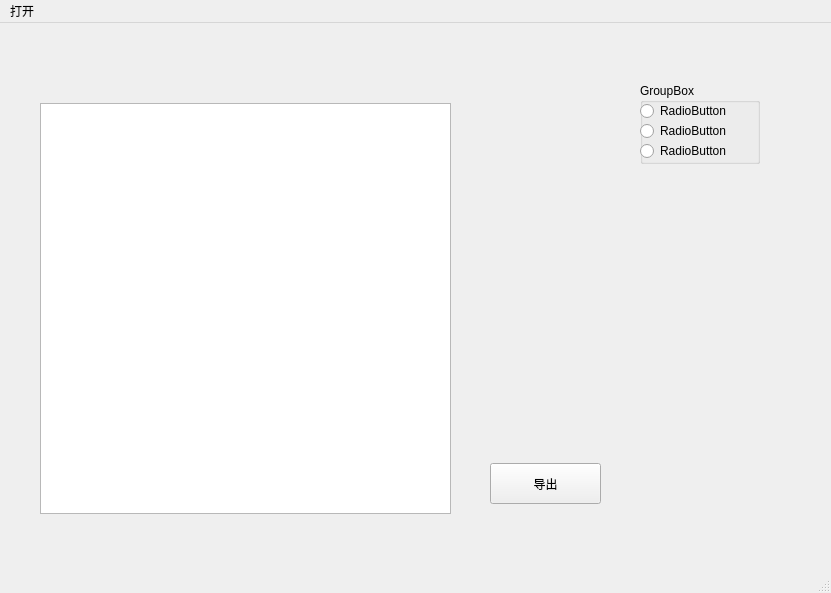
realalanc/MSI-Machine-Learning, file tool/causalfind.ui: the form before one commit.
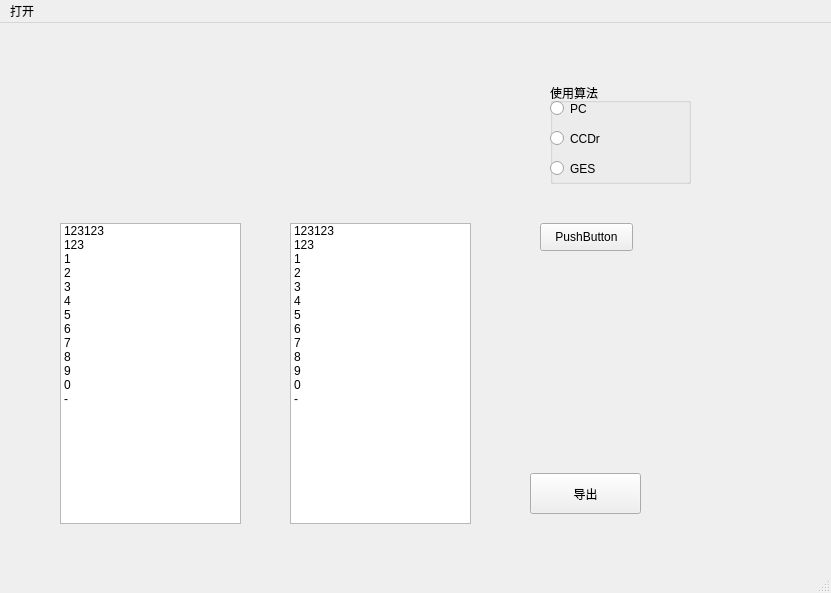
The form after the commit.

```diff
--- a/tool/causalfind.ui
+++ b/tool/causalfind.ui
@@ -14,39 +14,29 @@
    <string>biological causal discovery</string>
   </property>
   <widget class="QWidget" name="centralwidget">
-   <widget class="QGraphicsView" name="graphicsView">
-    <property name="geometry">
-     <rect>
-      <x>40</x>
-      <y>80</y>
-      <width>411</width>
-      <height>411</height>
-     </rect>
-    </property>
-   </widget>
    <widget class="QGroupBox" name="groupBox">
     <property name="geometry">
      <rect>
-      <x>640</x>
+      <x>550</x>
       <y>60</y>
-      <width>120</width>
-      <height>81</height>
+      <width>141</width>
+      <height>101</height>
      </rect>
     </property>
     <property name="title">
-     <string>GroupBox</string>
+     <string>使用算法</string>
     </property>
     <widget class="QRadioButton" name="radioButton">
      <property name="geometry">
       <rect>
        <x>0</x>
-       <y>20</y>
-       <width>93</width>
-       <height>16</height>
+       <y>10</y>
+       <width>101</width>
+       <height>31</height>
       </rect>
      </property>
      <property name="text">
-      <string>RadioButton</string>
+      <string>PC</string>
      </property>
     </widget>
     <widget class="QRadioButton" name="radioButton_2">
@@ -54,33 +44,33 @@
       <rect>
        <x>0</x>
        <y>40</y>
-       <width>93</width>
-       <height>16</height>
+       <width>101</width>
+       <height>31</height>
       </rect>
      </property>
      <property name="text">
-      <string>RadioButton</string>
+      <string>CCDr</string>
      </property>
     </widget>
     <widget class="QRadioButton" name="radioButton_3">
      <property name="geometry">
       <rect>
        <x>0</x>
-       <y>60</y>
-       <width>93</width>
-       <height>16</height>
+       <y>70</y>
+       <width>101</width>
+       <height>31</height>
       </rect>
      </property>
      <property name="text">
-      <string>RadioButton</string>
+      <string>GES</string>
      </property>
     </widget>
    </widget>
    <widget class="QPushButton" name="pushButton">
     <property name="geometry">
      <rect>
-      <x>490</x>
-      <y>440</y>
+      <x>530</x>
+      <y>450</y>
       <width>111</width>
       <height>41</height>
      </rect>
@@ -99,6 +89,169 @@
      </rect>
     </property>
    </widget>
+   <widget class="QListWidget" name="listWidget">
+    <property name="geometry">
+     <rect>
+      <x>60</x>
+      <y>200</y>
+      <width>181</width>
+      <height>301</height>
+     </rect>
+    </property>
+    <item>
+     <property name="text">
+      <string>123123</string>
+     </property>
+    </item>
+    <item>
+     <property name="text">
+      <string>123</string>
+     </property>
+    </item>
+    <item>
+     <property name="text">
+      <string>1</string>
+     </property>
+    </item>
+    <item>
+     <property name="text">
+      <string>2</string>
+     </property>
+    </item>
+    <item>
+     <property name="text">
+      <string>3</string>
+     </property>
+    </item>
+    <item>
+     <property name="text">
+      <string>4</string>
+     </property>
+    </item>
+    <item>
+     <property name="text">
+      <string>5</string>
+     </property>
+    </item>
+    <item>
+     <property name="text">
+      <string>6</string>
+     </property>
+    </item>
+    <item>
+     <property name="text">
+      <string>7</string>
+     </property>
+    </item>
+    <item>
+     <property name="text">
+      <string>8</string>
+     </property>
+    </item>
+    <item>
+     <property name="text">
+      <string>9</string>
+     </property>
+    </item>
+    <item>
+     <property name="text">
+      <string>0</string>
+     </property>
+    </item>
+    <item>
+     <property name="text">
+      <string>-</string>
+     </property>
+    </item>
+   </widget>
+   <widget class="QListWidget" name="listWidget_2">
+    <property name="geometry">
+     <rect>
+      <x>290</x>
+      <y>200</y>
+      <width>181</width>
+      <height>301</height>
+     </rect>
+    </property>
+    <item>
+     <property name="text">
+      <string>123123</string>
+     </property>
+    </item>
+    <item>
+     <property name="text">
+      <string>123</string>
+     </property>
+    </item>
+    <item>
+     <property name="text">
+      <string>1</string>
+     </property>
+    </item>
+    <item>
+     <property name="text">
+      <string>2</string>
+     </property>
+    </item>
+    <item>
+     <property name="text">
+      <string>3</string>
+     </property>
+    </item>
+    <item>
+     <property name="text">
+      <string>4</string>
+     </property>
+    </item>
+    <item>
+     <property name="text">
+      <string>5</string>
+     </property>
+    </item>
+    <item>
+     <property name="text">
+      <string>6</string>
+     </property>
+    </item>
+    <item>
+     <property name="text">
+      <string>7</string>
+     </property>
+    </item>
+    <item>
+     <property name="text">
+      <string>8</string>
+     </property>
+    </item>
+    <item>
+     <property name="text">
+      <string>9</string>
+     </property>
+    </item>
+    <item>
+     <property name="text">
+      <string>0</string>
+     </property>
+    </item>
+    <item>
+     <property name="text">
+      <string>-</string>
+     </property>
+    </item>
+   </widget>
+   <widget class="QPushButton" name="pushButton_2">
+    <property name="geometry">
+     <rect>
+      <x>540</x>
+      <y>200</y>
+      <width>93</width>
+      <height>28</height>
+     </rect>
+    </property>
+    <property name="text">
+     <string>PushButton</string>
+    </property>
+   </widget>
   </widget>
   <widget class="QMenuBar" name="menubar">
    <property name="geometry">
```
